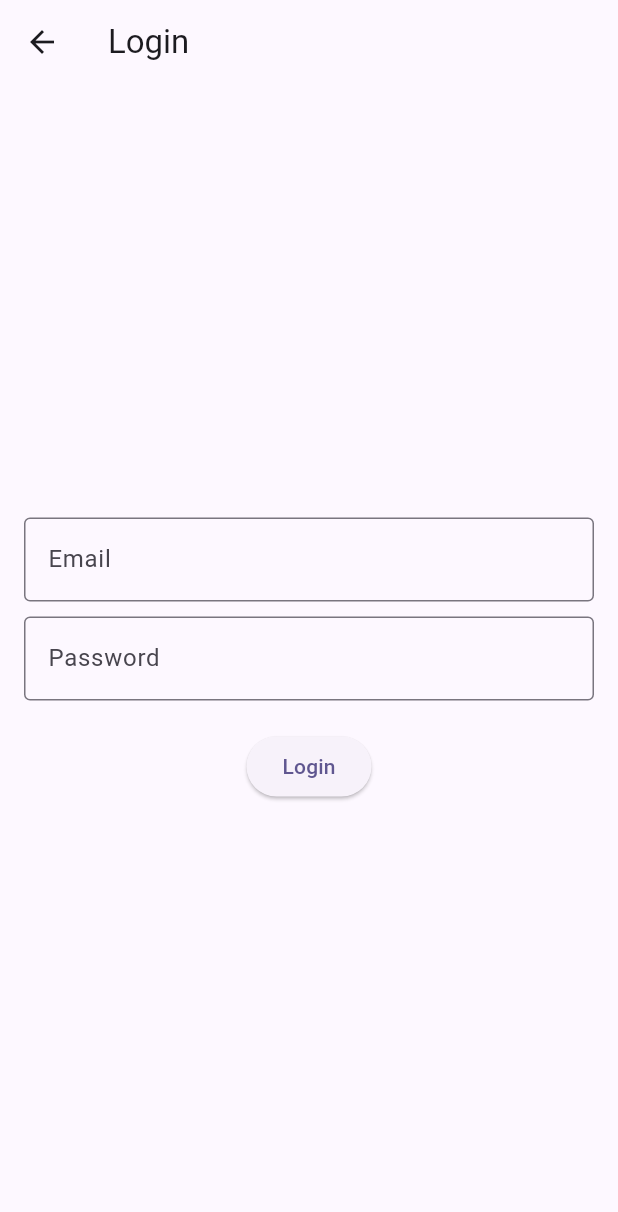
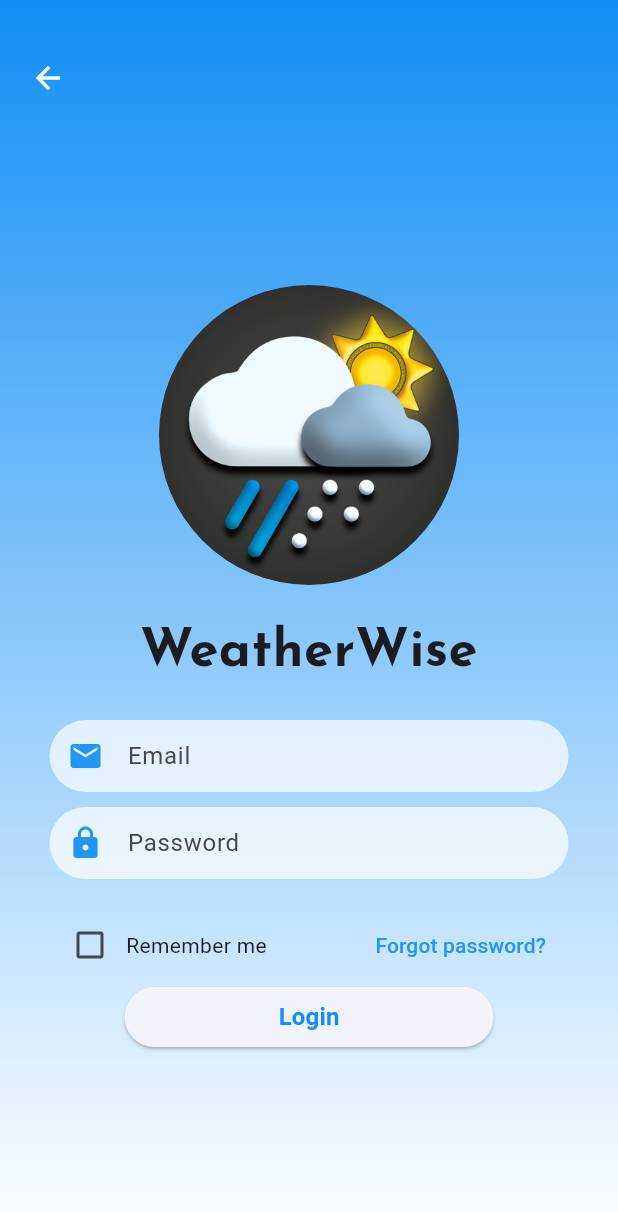
Before and after one commit to chamodlw/firebase_authentication, a Flutter app: the screen it shows after launch, after a tap on "Get Start", on a phone screen of 412 x 824 dp. Shown: the top 1212 px of the screen. Run offline on Flutter 3.47's test engine with Material 3 defaults, Android fonts, the phone set to English and light mode, and no system bars; our stand-ins replace firebase_auth, firebase_core; accounts and stored records are empty; network calls fail.

```diff
--- a/lib/login.dart
+++ b/lib/login.dart
@@ -1,6 +1,7 @@
 import 'package:flutter/material.dart';
 import 'package:firebase_auth/firebase_auth.dart';
 import 'home.dart';
+import '../styles/predefstyles.dart';
 
 class LoginScreen extends StatefulWidget {
   const LoginScreen({super.key});
@@ -14,6 +15,7 @@ class _LoginScreenState extends State<LoginScreen> {
   final _passwordController = TextEditingController();
   bool _isLoading = false;
   String _errorMessage = '';
+  bool _rememberMe = false;
 
   Future<void> _login() async {
     setState(() {
@@ -29,7 +31,7 @@ class _LoginScreenState extends State<LoginScreen> {
       if (mounted) {
         Navigator.push(
           context,
-          MaterialPageRoute(builder: (context) => HomePage()), // Navigate to home screen after successful login
+          MaterialPageRoute(builder: (context) => HomePage()),
         );
       }
     } on FirebaseAuthException catch (e) {
@@ -58,33 +60,141 @@ class _LoginScreenState extends State<LoginScreen> {
 
   @override
   Widget build(BuildContext context) {
-    return Scaffold(
-      appBar: AppBar(
-        title: const Text('Login'),
+    // Get the current view's height
+    final viewInsets = MediaQuery.of(context).viewInsets.bottom;
+
+    return Container(
+      decoration: const BoxDecoration(
+        gradient: LinearGradient(
+          begin: Alignment.topCenter,
+          end: Alignment.bottomCenter,
+          colors: [
+            Color.fromRGBO(17, 142, 245, 1),
+            Colors.white,
+          ],
         ),
+      ),
+      child: Scaffold(
+        backgroundColor: Colors.transparent,
         body: Padding(
-        padding: const EdgeInsets.all(16.0),
+          padding: const EdgeInsets.all(8.0),
           child: Column(
-          mainAxisAlignment: MainAxisAlignment.center,
             children: [
-            TextField(
+              // Back Icon
+              Padding(
+                padding: const EdgeInsets.only(top: 20.0),
+                child: Align(
+                  alignment: Alignment.topLeft,
+                  child: IconButton(
+                    icon: const Icon(Icons.arrow_back, color: Colors.white),
+                    onPressed: () {
+                      Navigator.pop(context); // Navigate back
+                    },
+                  ),
+                ),
+              ),
+              const Spacer(),
+              // Hide the image when the keyboard is open
+              if (viewInsets == 0) // Show the image only when the keyboard is closed
+                ClipRRect(
+                  borderRadius: BorderRadius.circular(100.0),
+                  child: Image.asset(
+                    'assets/images/weather.png',
+                    height: 200.0,
+                  ),
+                ),
+              if (viewInsets == 0) const SizedBox(height: 20),
+              if (viewInsets != 0)
+                ClipRRect(
+                  borderRadius: BorderRadius.circular(100.0),
+                  child: Image.asset(
+                    'assets/images/weather.png',
+                    height: 150.0,
+                  ),
+                ),
+              if (viewInsets != 0) const SizedBox(height: 10),
+              const Text(
+                'WeatherWise',
+                style: TextStyle(
+                  fontFamily: 'JosefinSans',
+                  fontSize: 35,
+                  fontWeight: FontWeight.bold,
+                ),
+                textAlign: TextAlign.center,
+              ),
+              if (viewInsets == 0) const SizedBox(height: 20),
+              if (viewInsets != 0) const SizedBox(height: 10),
+              Padding(
+                padding: const EdgeInsets.symmetric(horizontal: 25.0),
+                child: TextField(
                   controller: _emailController,
-              decoration: const InputDecoration(
+                  decoration: InputDecoration(
                     labelText: 'Email',
-                border: OutlineInputBorder(),
+                    prefixIcon: const Icon(Icons.email, color: Colors.blue),
+                    filled: true,
+                    fillColor: Colors.white.withOpacity(0.7),
+                    border: OutlineInputBorder(
+                      borderRadius: BorderRadius.circular(30.0),
+                      borderSide: BorderSide.none,
+                    ),
+                    contentPadding: const EdgeInsets.symmetric(vertical: 10.0),
+                    floatingLabelBehavior: FloatingLabelBehavior.never,
                   ),
                   keyboardType: TextInputType.emailAddress,
                 ),
+              ),
               const SizedBox(height: 10),
-            TextField(
+              Padding(
+                padding: const EdgeInsets.symmetric(horizontal: 25.0),
+                child: TextField(
                   controller: _passwordController,
-              decoration: const InputDecoration(
+                  decoration: InputDecoration(
                     labelText: 'Password',
-                border: OutlineInputBorder(),
+                    prefixIcon: const Icon(Icons.lock, color: Colors.blue),
+                    filled: true,
+                    fillColor: Colors.white.withOpacity(0.7),
+                    border: OutlineInputBorder(
+                      borderRadius: BorderRadius.circular(30.0),
+                      borderSide: BorderSide.none,
+                    ),
+                    contentPadding: const EdgeInsets.symmetric(vertical: 10.0),
+                    floatingLabelBehavior: FloatingLabelBehavior.never,
                   ),
                   obscureText: true,
                 ),
-            const SizedBox(height: 20),
+              ),
+              if (viewInsets == 0) const SizedBox(height: 20),
+              if (viewInsets != 0) const SizedBox(height: 10),
+              Padding(
+                padding: const EdgeInsets.symmetric(horizontal: 28.0),
+                child: Row(
+                  mainAxisAlignment: MainAxisAlignment.spaceBetween,
+                  children: [
+                    Row(
+                      children: [
+                        Checkbox(
+                          value: _rememberMe,
+                          onChanged: (value) {
+                            setState(() {
+                              _rememberMe = value!;
+                            });
+                          },
+                        ),
+                        const Text('Remember me'),
+                      ],
+                    ),
+                    TextButton(
+                      onPressed: () {
+                        // Handle forgot password
+                      },
+                      child: const Text(
+                        'Forgot password?',
+                        style: TextStyle(color: Colors.blue),
+                      ),
+                    ),
+                  ],
+                ),
+              ),
               if (_errorMessage.isNotEmpty)
                 Padding(
                   padding: const EdgeInsets.only(bottom: 10),
@@ -93,13 +203,21 @@ class _LoginScreenState extends State<LoginScreen> {
                     style: const TextStyle(color: Colors.red),
                   ),
                 ),
-            ElevatedButton(
+              Padding(
+                padding: const EdgeInsets.symmetric(horizontal: 75.0),
+                child: SizedBox(
+                  width: double.infinity,
+                  child: ElevatedButton(
                     onPressed: _isLoading ? null : _login,
                     child: _isLoading
                         ? const CircularProgressIndicator()
-                  : const Text('Login'),
+                        : const Text('Login', style: PredefStyles.bodyText1),
                   ),
+                ),
+              ),
+              const Spacer(),
             ],
+          ),
         ),
       ),
     );
--- a/lib/login_signup.dart
+++ b/lib/login_signup.dart
@@ -42,6 +42,16 @@ class LoginSignupScreen extends StatelessWidget {
                 ),
                 textAlign: TextAlign.center,
               ),
+              const SizedBox(height: 10),
+                const Text(
+                'Forecast First, Always Prepared',
+                style: TextStyle(
+                  fontFamily: 'JosefinSans', // Matches the family name in pubspec.yaml
+                  fontSize: 18,
+                  fontWeight: FontWeight.w600,
+                ),
+                textAlign: TextAlign.center,
+              ),
               const SizedBox(height: 20),
               ElevatedButton(
                 onPressed: () {
@@ -66,6 +76,7 @@ class LoginSignupScreen extends StatelessWidget {
                 },
                 child: const Text('Create Account', style: PredefStyles.bodyText2, ),
                 ),
+
             ],
           ),
         ),
--- a/lib/main.dart
+++ b/lib/main.dart
@@ -17,7 +17,7 @@ class MyApp extends StatelessWidget {
       title: 'Firebas',
       debugShowCheckedModeBanner: false,
       theme: ThemeData(
-        colorScheme: ColorScheme.fromSeed(seedColor: const Color.fromARGB(255, 33, 10, 102)),
+        colorScheme: ColorScheme.fromSeed(seedColor: const Color.fromRGBO(17, 142, 245, 1)),
         useMaterial3: true,
       ),
       home: const LoginSignupScreen(), // Set LoginSignupScreen as the initial screen.
--- a/lib/styles/predefstyles.dart
+++ b/lib/styles/predefstyles.dart
@@ -7,8 +7,8 @@ class PredefStyles {
     color: Color.fromRGBO(17, 142, 245, 1),
   );
 
-  static const TextStyle heading2 = TextStyle(
-    fontSize: 20.0,
+  static const TextStyle bodyText1 = TextStyle(
+    fontSize: 16.0,
     fontWeight: FontWeight.bold,
     color: Color.fromRGBO(17, 142, 245, 1),
   );
--- a/pubspec.yaml
+++ b/pubspec.yaml
@@ -60,6 +60,7 @@ flutter:
     - family: JosefinSans
       fonts:
         - asset: assets/fonts/JosefinSans-Bold.ttf
+        - asset: assets/fonts/JosefinSans-SemiBold.ttf
 
 
   # The following line ensures that the Material Icons font is
```
Lines whose indentation alone changed are shown as unchanged.
